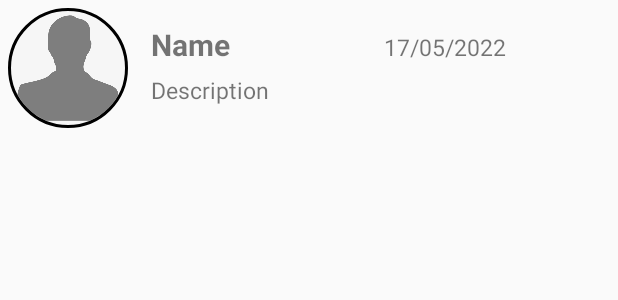
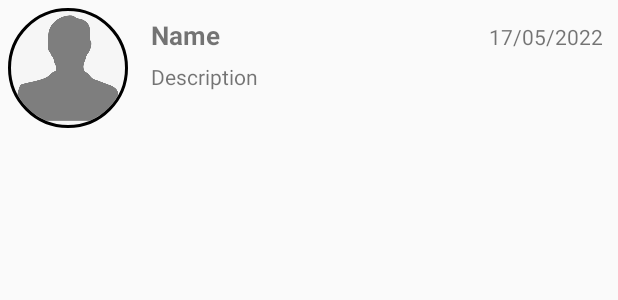
Before and after one commit to Tebandeke1/EddySap_Whatsap-Clone, an Android app: the layout layout_chart_list.xml on its own in the app's theme, with its tools: preview values and no code run, on a phone screen of 412 x 824 dp. Shown: the top 300 px of the screen. Run offline under Robolectric (Android 15) with nearby library versions, the phone set to English and light mode, and no system bars.

Commit message:
cleaned project abd debugged some of the features that were not working well and those that were not working at all

```diff
--- a/EddySapClone/app/src/main/java/com/tabutech/eddysap/menu/ChatsFragment.java
+++ b/EddySapClone/app/src/main/java/com/tabutech/eddysap/menu/ChatsFragment.java
@@ -42,9 +42,9 @@ public class ChatsFragment extends Fragment {
     }
 
     private void getListItems() {
-        lists.add(new ChatList("","","","",""));
-        lists.add(new ChatList("","","","",""));
-        lists.add(new ChatList("","","","",""));
+        lists.add(new ChatList("01","Bobi Wine ","This is Kyagulanyi sentamu ","20/03/2022","https://encrypted-tbn0.gstatic.com/images?q=tbn:ANd9GcTThLlO--CKV-TsRKKt9hGdbZTRzB_xSP4YLQ&usqp=CAU"));
+        lists.add(new ChatList("02","Spice Diana","This is the best ugandan diva per now","03/12/2019","https://encrypted-tbn0.gstatic.com/images?q=tbn:ANd9GcRsy3FoWorbAhpKDxM3OKQjwew0LwvhYvlLxg&usqp=CAU"));
+        lists.add(new ChatList("03","Eddy Kenzo","This is the signal hit maker","12/04/2021","https://encrypted-tbn0.gstatic.com/images?q=tbn:ANd9GcQOzTRDtVlQ6A055Y8NAlTViBiDcb5_vhDDvw&usqp=CAU"));
 
         recyclerView.setAdapter(new ChatListAdaptor(lists,getContext()));
     }
--- a/EddySapClone/app/src/main/res/layout/layout_chart_list.xml
+++ b/EddySapClone/app/src/main/res/layout/layout_chart_list.xml
@@ -1,12 +1,11 @@
 <?xml version="1.0" encoding="utf-8"?>
-<LinearLayout
-    xmlns:android="http://schemas.android.com/apk/res/android"
+<LinearLayout xmlns:android="http://schemas.android.com/apk/res/android"
     android:layout_width="match_parent"
     android:layout_height="wrap_content"
+    xmlns:app="http://schemas.android.com/apk/res-auto"
     android:orientation="horizontal">
 
     <de.hdodenhof.circleimageview.CircleImageView
-        xmlns:app="http://schemas.android.com/apk/res-auto"
         android:id="@+id/profile_image"
         android:layout_width="80dp"
         android:layout_height="80dp"
@@ -19,7 +18,7 @@
         android:layout_width="match_parent"
         android:layout_height="wrap_content"
         android:orientation="vertical"
-        android:layout_marginTop="10dp"
+        android:layout_marginTop="5dp"
         android:layout_marginStart="10dp">
         <LinearLayout
             android:layout_width="match_parent"
@@ -31,7 +30,7 @@
                 android:layout_height="wrap_content"
                 android:text="Name"
                 android:textStyle="bold"
-                android:textSize="20sp"
+                android:textSize="17sp"
                 android:layout_marginTop="6dp"
                 android:id="@+id/userName"/>
             <TextView
@@ -39,7 +38,9 @@
                 android:layout_weight="1"
                 android:layout_height="wrap_content"
                 android:text="17/05/2022"
-                android:textSize="15sp"
+                android:textSize="14sp"
+                android:textAlignment="textEnd"
+                android:paddingEnd="10dp"
                 android:layout_marginTop="6dp"
                 android:id="@+id/last_seen"/>
 
@@ -48,7 +49,7 @@
             android:layout_width="match_parent"
             android:layout_height="wrap_content"
             android:text="Description"
-            android:textSize="15sp"
+            android:textSize="14sp"
             android:layout_marginTop="6dp"
             android:id="@+id/meso_desc"/>
     </LinearLayout>
```
Also changed, not shown: EddySapClone/app/src/main/java/com/tabutech/eddysap/MainActivity.java (+6 -5 lines), EddySapClone/app/src/main/res/layout/activity_main.xml (+21 -17 lines), EddySapClone/app/src/main/res/layout/fragment_calls.xml (line endings or trailing spaces).
